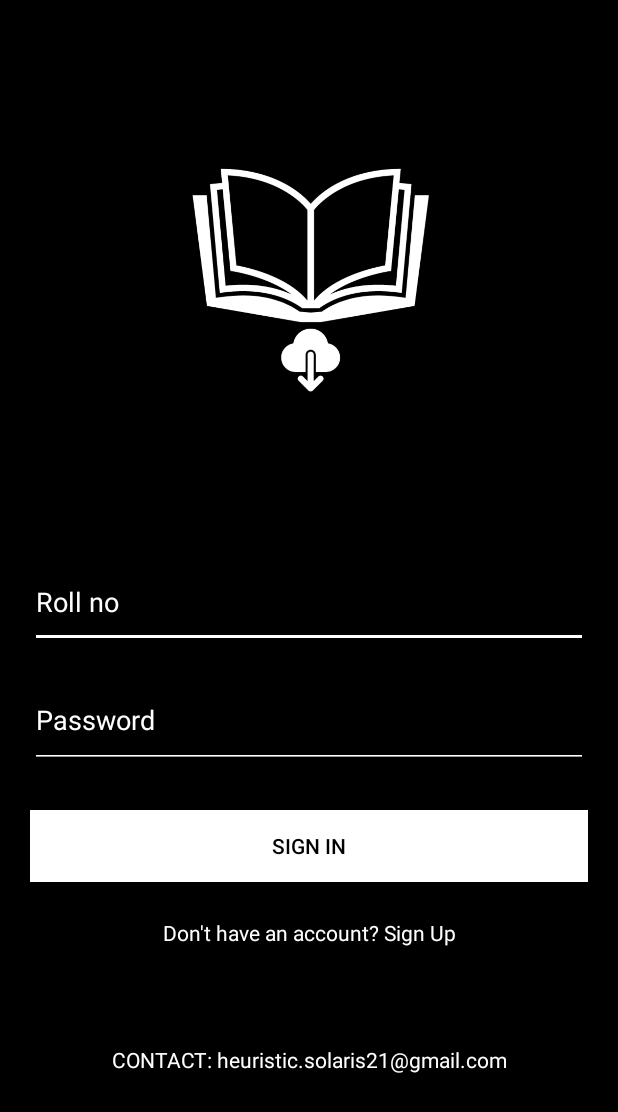
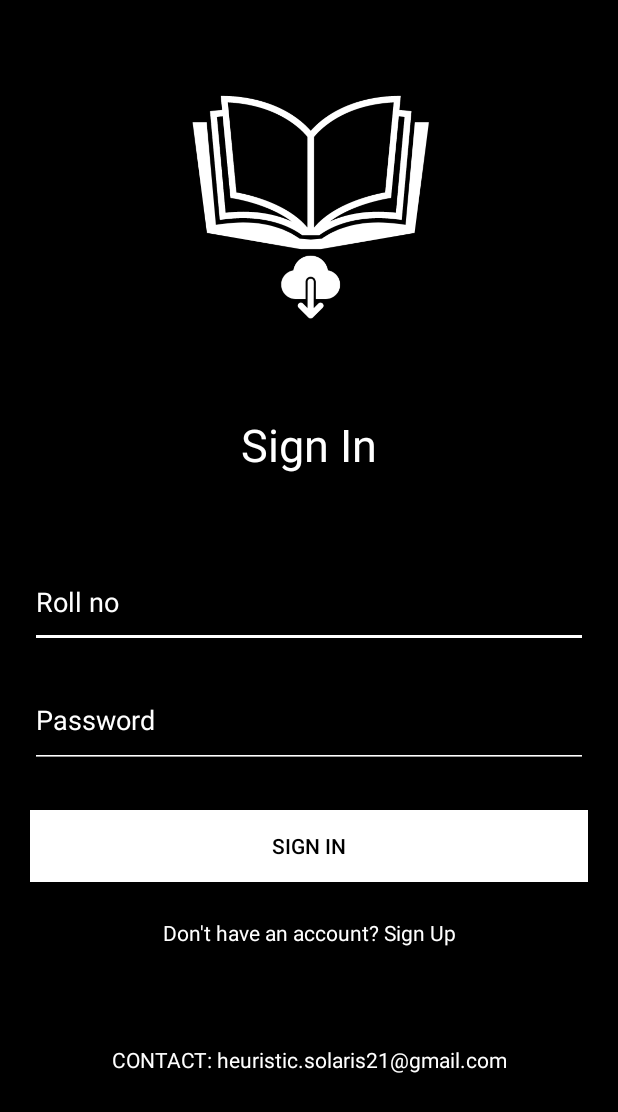
Before and after one commit to sanjith1309/NoteStack_AndroidApp, an Android app: the screen it shows after launch (MainActivity), on a phone screen of 412 x 824 dp. Shown: the top 1112 px of the screen. Run offline under Robolectric (Android 15) with nearby library versions, the phone set to English and light mode, and no system bars; our stand-ins replace Firebase (no records; nobody signed in at launch, a user with empty details on screens opened directly); Roboto replaces fonts that are not available here.

Commit message:
by sanjith

```diff
--- a/app/src/main/res/layout/activity_main.xml
+++ b/app/src/main/res/layout/activity_main.xml
@@ -93,13 +93,27 @@
         android:id="@+id/imageView"
         android:layout_width="0dp"
         android:layout_height="174dp"
-        android:layout_marginTop="96dp"
-        app:layout_constraintBottom_toTopOf="@+id/editTextTextPersonName4"
+        android:layout_marginTop="56dp"
         app:layout_constraintEnd_toEndOf="parent"
         app:layout_constraintHorizontal_bias="0.0"
         app:layout_constraintStart_toStartOf="parent"
         app:layout_constraintTop_toTopOf="parent"
-        app:layout_constraintVertical_bias="0.089"
         app:srcCompat="@drawable/logo" />
 
+    <TextView
+        android:id="@+id/textView4"
+        android:layout_width="0dp"
+        android:layout_height="wrap_content"
+        android:layout_marginHorizontal="40dp"
+        android:layout_marginTop="23dp"
+        android:layout_marginBottom="32dp"
+        android:text="Sign In"
+        android:textAlignment="center"
+        android:textColor="@color/white"
+        android:textSize="30dp"
+        app:layout_constraintBottom_toTopOf="@+id/editTextTextPersonName4"
+        app:layout_constraintEnd_toEndOf="parent"
+        app:layout_constraintStart_toStartOf="parent"
+        app:layout_constraintTop_toBottomOf="@+id/imageView" />
+
 </androidx.constraintlayout.widget.ConstraintLayout>
```
